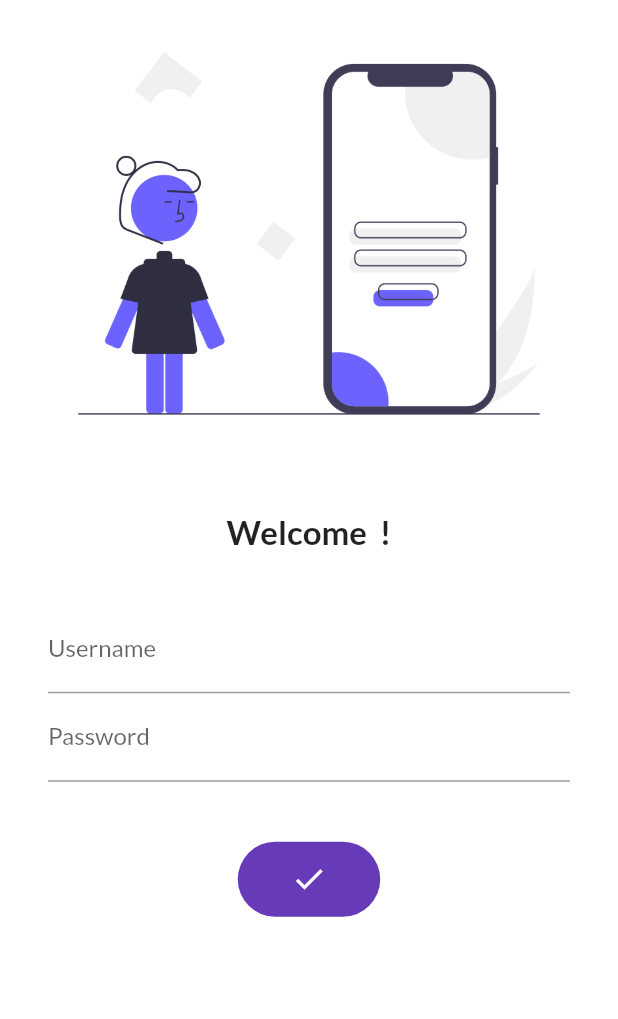
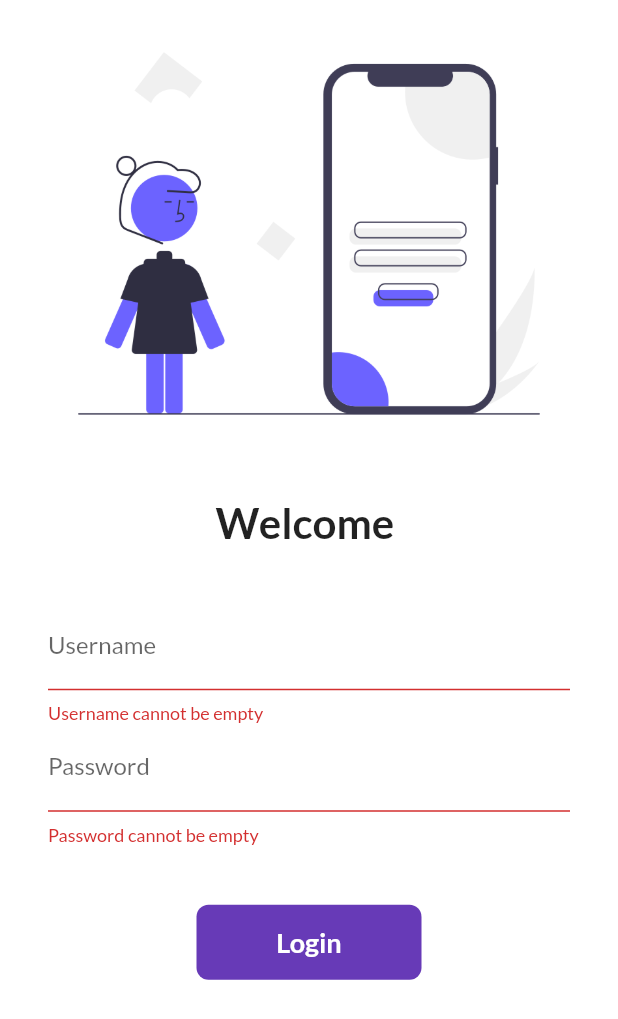
Before and after one commit to PranavSingh21/Shopping-App, a Flutter app: the screen it shows after launch, after a tap on "Login", on a phone screen of 412 x 824 dp. Shown: the top 1019 px of the screen. Run offline on Flutter 3.47's test engine with Material 2 defaults, Android fonts, the phone set to English and light mode, and no system bars; our stand-ins replace google_fonts.

Commit message:
day 7 complete

```diff
--- a/lib/pages/login_page.dart
+++ b/lib/pages/login_page.dart
@@ -5,18 +5,35 @@ class LoginPage extends StatefulWidget {
   const LoginPage({Key? key}) : super(key: key);
 
   @override
-  State<LoginPage> createState() => _LoginPageState();
+  _LoginPageState createState() => _LoginPageState();
 }
 
 class _LoginPageState extends State<LoginPage> {
   String name = "";
   bool changeButton = false;
 
+  final _formKey = GlobalKey<FormState>();
+
+  moveToHome(BuildContext context) async {
+    if (_formKey.currentState!.validate()) {
+      setState(() {
+        changeButton = true;
+      });
+      await Future.delayed(const Duration(seconds: 1));
+      await Navigator.pushNamed(context, MyRoutes.homeRoute);
+      setState(() {
+        changeButton = false;
+      });
+    }
+  }
+
   @override
   Widget build(BuildContext context) {
     return Material(
         color: Colors.white,
         child: SingleChildScrollView(
+          child: Form(
+            key: _formKey,
             child: Column(
               children: [
                 Image.asset(
@@ -24,11 +41,14 @@ class _LoginPageState extends State<LoginPage> {
                   fit: BoxFit.cover,
                 ),
                 const SizedBox(
-                height: 30.0,
+                  height: 20.0,
                 ),
                 Text(
-                "Welcome $name !",
-                style: TextStyle(fontSize: 22, fontWeight: FontWeight.bold),
+                  "Welcome $name",
+                  style: const TextStyle(
+                    fontSize: 28,
+                    fontWeight: FontWeight.bold,
+                  ),
                 ),
                 const SizedBox(
                   height: 20.0,
@@ -40,9 +60,16 @@ class _LoginPageState extends State<LoginPage> {
                     children: [
                       TextFormField(
                         decoration: const InputDecoration(
-                        hintText: "Enter Username",
-                        label: Text("Username"),
+                          hintText: "Enter username",
+                          labelText: "Username",
                         ),
+                        validator: (value) {
+                          if (value!.isEmpty) {
+                            return "Username cannot be empty";
+                          }
+
+                          return null;
+                        },
                         onChanged: (value) {
                           name = value;
                           setState(() {});
@@ -51,57 +78,54 @@ class _LoginPageState extends State<LoginPage> {
                       TextFormField(
                         obscureText: true,
                         decoration: const InputDecoration(
-                        hintText: "Enter Password",
-                        label: Text("Password"),
+                          hintText: "Enter password",
+                          labelText: "Password",
                         ),
+                        validator: (value) {
+                          if (value!.isEmpty) {
+                            return "Password cannot be empty";
+                          } else if (value.length < 6) {
+                            return "Password length should be atleast 6";
+                          }
+
+                          return null;
+                        },
                       ),
                       const SizedBox(
                         height: 40.0,
                       ),
-
-                    InkWell(
-                      onTap: () async {
-                        setState(() {
-                             changeButton = true;
-                        });
-
-await Future.delayed(const Duration(seconds: 2));
-
-                       Navigator.pushNamed(context, MyRoutes.homeRoute);
-                      },
+                      Material(
+                        color: Colors.deepPurple,
+                        borderRadius:
+                            BorderRadius.circular(changeButton ? 50 : 8),
+                        child: InkWell(
+                          onTap: () => moveToHome(context),
                           child: AnimatedContainer(
-                        duration: Duration(seconds: 2),
-                        width: changeButton?50: 150,
+                            duration: const Duration(seconds: 1),
+                            width: changeButton ? 50 : 150,
                             height: 50,
                             alignment: Alignment.center,
-                        child: changeButton? Icon(Icons.done, color:Colors.white) :
-
-                        const Text("Login",
+                            child: changeButton
+                                ? const Icon(
+                                    Icons.done,
+                                    color: Colors.white,
+                                  )
+                                : const Text(
+                                    "Login",
                                     style: TextStyle(
                                         color: Colors.white,
                                         fontWeight: FontWeight.bold,
-                                fontSize: 18)),
-                        decoration: BoxDecoration(
-                          // shape: changeButton? BoxShape.circle:BoxShape.rectangle,
-                            color: Colors.deepPurple,
-                            borderRadius: BorderRadius.circular(changeButton?50:8),
+                                        fontSize: 18),
                                   ),
                           ),
                         ),
-
-                    // ElevatedButton(
-                    //   onPressed: () {
-                    //     Navigator.pushNamed(context, MyRoutes.homeRoute);
-                    //   },
-                    //   child: const Text("Login"),
-                    //   style: TextButton.styleFrom(
-                    //       minimumSize: const Size(100, 50)),
-                    // )
+                      ),
                     ],
                   ),
                 )
               ],
             ),
+          ),
         ));
   }
 }
```
Lines whose indentation alone changed are shown as unchanged.
